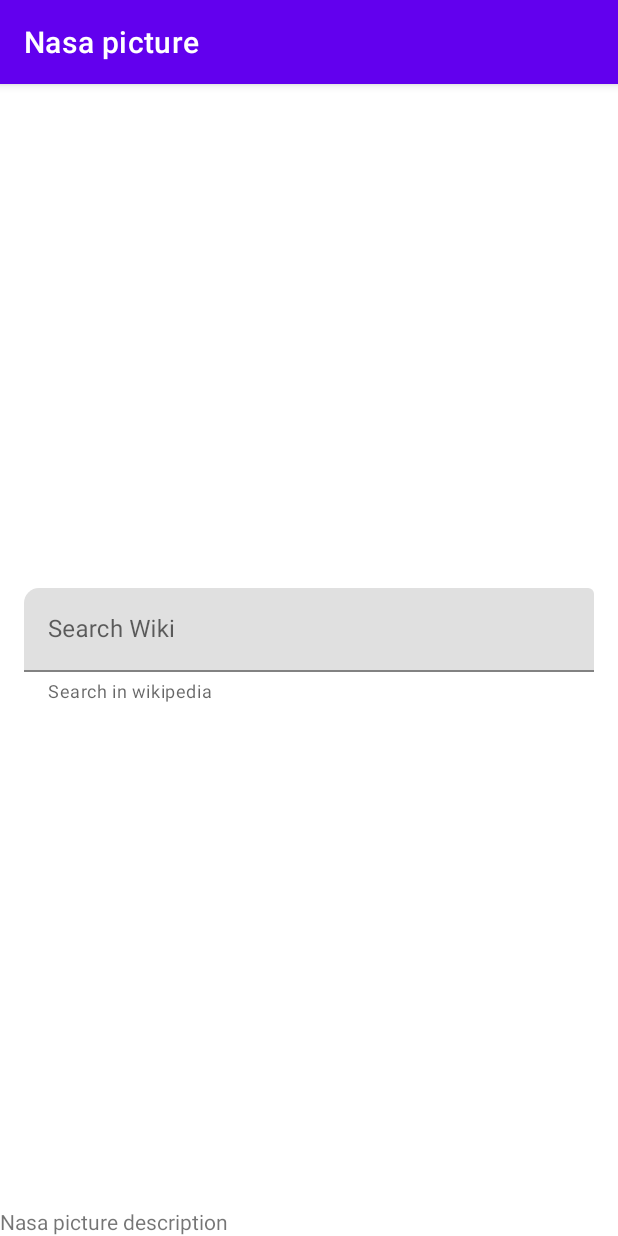
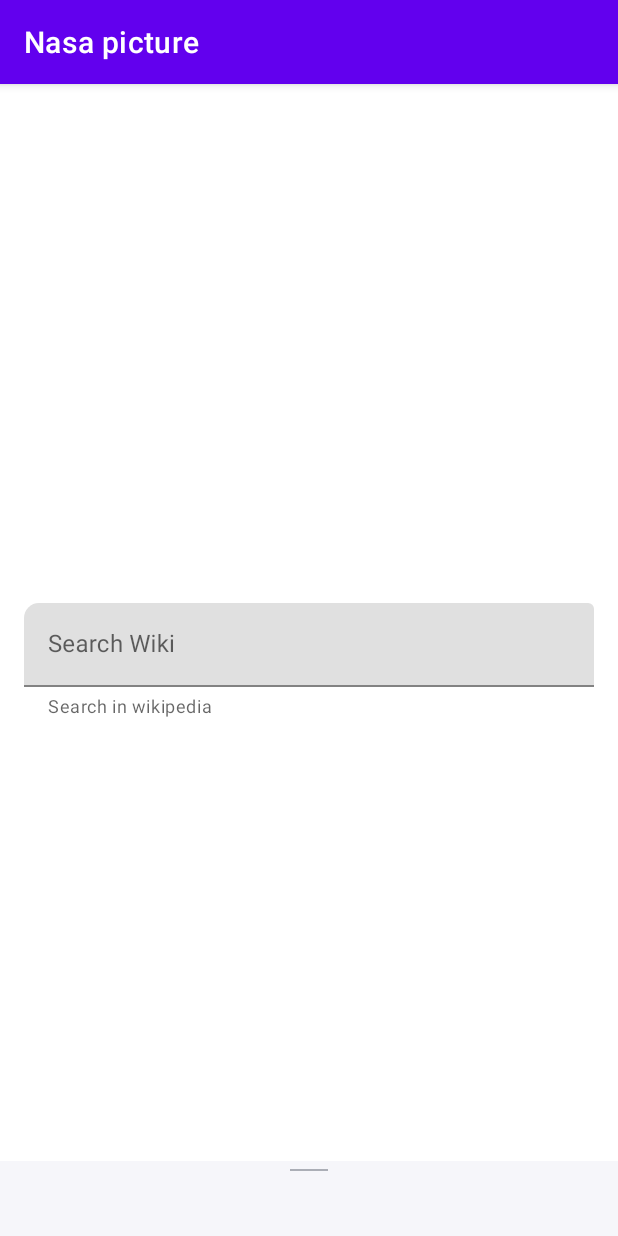
Before and after one commit to Rogoz208/Nasa-Picture, an Android app: the fragment NasaPodFragment placed in its activity, on a phone screen of 412 x 824 dp. Run offline under Robolectric (Android 15) with nearby library versions, the phone set to English and light mode, and no system bars; libraries missing offline, so code that uses them is left out: by.kirich1409.viewbindingdelegate; pictures from the network do not load; 4 statements that could not run were skipped.

Commit message:
lesson-1: pod description moved to bottom sheet

```diff
--- a/app/build.gradle
+++ b/app/build.gradle
@@ -50,6 +50,10 @@ dependencies {
     implementation 'com.github.bumptech.glide:glide:4.12.0'
     kapt 'com.github.bumptech.glide:compiler:4.12.0'
 
+    //Lifecycle and ViewModel
+    implementation 'androidx.lifecycle:lifecycle-extensions:2.2.0'
+    implementation 'androidx.lifecycle:lifecycle-viewmodel-ktx:2.4.0'
+
     // Android
     implementation 'androidx.fragment:fragment-ktx:1.4.0'
     implementation 'androidx.core:core-ktx:1.7.0'
--- a/app/src/main/java/com/rogoz208/nasapicture/domain/entities/NasaPodEntity.kt
+++ b/app/src/main/java/com/rogoz208/nasapicture/domain/entities/NasaPodEntity.kt
@@ -5,6 +5,12 @@ import com.google.gson.annotations.SerializedName
 data class NasaPodEntity(
     @SerializedName("url")
     val url: String,
+    @SerializedName("title")
+    val title: String,
     @SerializedName("explanation")
-    val explanation: String
+    val description: String,
+    @SerializedName("date")
+    val date: String,
+    @SerializedName("copyright")
+    val copyright: String
 )
--- a/app/src/main/java/com/rogoz208/nasapicture/ui/screens/picture/NasaPodFragment.kt
+++ b/app/src/main/java/com/rogoz208/nasapicture/ui/screens/picture/NasaPodFragment.kt
@@ -27,7 +27,12 @@ class NasaPodFragment : Fragment(R.layout.fragment_nasa_pod) {
     private fun initViewModel() {
         viewModel.nasaPodLiveData.observe(this) { nasaPictureEntity ->
             Glide.with(this).load(nasaPictureEntity.url).into(binding.nasaPictureImageView)
-            binding.nasaPictureDescriptionTextView.text = nasaPictureEntity.explanation
+            binding.podDescriptionBottomSheet.podHeaderTextView.text = nasaPictureEntity.title
+            binding.podDescriptionBottomSheet.podDescriptionTextView.text =
+                nasaPictureEntity.description
+            binding.podDescriptionBottomSheet.podDateTextView.text = nasaPictureEntity.date
+            binding.podDescriptionBottomSheet.podCopyrightTextView.text =
+                "Copyright: ${nasaPictureEntity.copyright}"
         }
 
         viewModel.getData()
--- a/app/src/main/java/com/rogoz208/nasapicture/ui/screens/picture/NasaPodViewModelFactory.kt
+++ b/app/src/main/java/com/rogoz208/nasapicture/ui/screens/picture/NasaPodViewModelFactory.kt
@@ -7,7 +7,7 @@ import com.rogoz208.nasapicture.domain.repos.NasaPodRepo
 class NasaPodViewModelFactory(private val nasaPodRepo: NasaPodRepo):
     ViewModelProvider.NewInstanceFactory() {
 
-    override fun <T : ViewModel?> create(modelClass: Class<T>): T {
+    override fun <T : ViewModel> create(modelClass: Class<T>): T {
         return NasaPodViewModel(nasaPodRepo) as T
     }
 }
--- /dev/null
+++ b/app/src/main/res/layout/bottom_sheet_pod_description.xml
@@ -0,0 +1,68 @@
+<?xml version="1.0" encoding="utf-8"?>
+<androidx.constraintlayout.widget.ConstraintLayout xmlns:android="http://schemas.android.com/apk/res/android"
+    xmlns:app="http://schemas.android.com/apk/res-auto"
+    xmlns:tools="http://schemas.android.com/tools"
+    android:id="@+id/pod_description_bottom_sheet"
+    android:layout_width="match_parent"
+    android:layout_height="match_parent"
+    android:background="#f6f6fa"
+    app:behavior_hideable="true"
+    app:behavior_peekHeight="50dp"
+    app:layout_behavior="com.google.android.material.bottomsheet.BottomSheetBehavior">
+
+    <View
+        android:id="@+id/bottom_sheet_line"
+        android:layout_width="25dp"
+        android:layout_height="1dp"
+        android:layout_marginTop="5dp"
+        android:background="#663b4351"
+        app:layout_constraintEnd_toEndOf="parent"
+        app:layout_constraintStart_toStartOf="parent"
+        app:layout_constraintTop_toTopOf="parent" />
+
+    <TextView
+        android:id="@+id/pod_header_text_view"
+        android:layout_width="wrap_content"
+        android:layout_height="wrap_content"
+        android:layout_marginTop="5dp"
+        android:paddingStart="10dp"
+        android:paddingEnd="10dp"
+        android:textColor="#000"
+        android:textStyle="bold"
+        app:layout_constraintEnd_toEndOf="parent"
+        app:layout_constraintStart_toStartOf="parent"
+        app:layout_constraintTop_toBottomOf="@+id/bottom_sheet_line"
+        tools:text="POD Description" />
+
+    <TextView
+        android:id="@+id/pod_description_text_view"
+        android:layout_width="wrap_content"
+        android:layout_height="wrap_content"
+        android:layout_marginTop="5dp"
+        android:paddingStart="10dp"
+        android:paddingEnd="10dp"
+        app:layout_constraintEnd_toEndOf="parent"
+        app:layout_constraintStart_toStartOf="parent"
+        app:layout_constraintTop_toBottomOf="@+id/pod_header_text_view"
+        tools:text="Lorem Ipsum is simply dummy text of the printing and typesetting industry. Lorem Ipsum has been the industry's standard dummy text ever since the 1500s, when an unknown printer took a galley of type and scrambled it to make a type specimen book. It has survived not only five centuries, but also the leap into electronic typesetting, remaining essentially unchanged. It was popularised in the 1960s with the release of Letraset sheets containing Lorem Ipsum passages, and more recently with desktop publishing software like Aldus PageMaker including versions of Lorem Ipsum." />
+
+    <TextView
+        android:id="@+id/pod_date_text_view"
+        android:layout_width="wrap_content"
+        android:layout_height="wrap_content"
+        android:layout_marginTop="15dp"
+        app:layout_constraintEnd_toEndOf="parent"
+        app:layout_constraintStart_toStartOf="parent"
+        app:layout_constraintTop_toBottomOf="@id/pod_description_text_view"
+        tools:text="2021-12-21" />
+
+    <TextView
+        android:id="@+id/pod_copyright_text_view"
+        android:layout_width="wrap_content"
+        android:layout_height="wrap_content"
+        app:layout_constraintEnd_toEndOf="parent"
+        app:layout_constraintStart_toStartOf="parent"
+        app:layout_constraintTop_toBottomOf="@id/pod_date_text_view"
+        tools:text="Copyright: Stefan Seip" />
+
+</androidx.constraintlayout.widget.ConstraintLayout>
--- a/app/src/main/res/layout/fragment_nasa_pod.xml
+++ b/app/src/main/res/layout/fragment_nasa_pod.xml
@@ -1,11 +1,14 @@
 <?xml version="1.0" encoding="utf-8"?>
-<androidx.constraintlayout.widget.ConstraintLayout xmlns:android="http://schemas.android.com/apk/res/android"
+<androidx.coordinatorlayout.widget.CoordinatorLayout xmlns:android="http://schemas.android.com/apk/res/android"
     xmlns:app="http://schemas.android.com/apk/res-auto"
     xmlns:tools="http://schemas.android.com/tools"
     android:layout_width="match_parent"
     android:layout_height="match_parent"
-    android:orientation="vertical"
     tools:context="com.rogoz208.nasapicture.ui.screens.picture.NasaPodFragment">
+
+    <androidx.constraintlayout.widget.ConstraintLayout
+        android:layout_width="match_parent"
+        android:layout_height="match_parent">
 
         <ImageView
             android:id="@+id/nasa_picture_image_view"
@@ -24,7 +27,7 @@
             android:hint="@string/search_wiki"
             app:boxCornerRadiusTopStart="10dp"
             app:helperText="@string/search_in_wilipedia"
-        app:layout_constraintBottom_toTopOf="@id/nasa_picture_description_text_view"
+            app:layout_constraintBottom_toBottomOf="parent"
             app:layout_constraintEnd_toEndOf="parent"
             app:layout_constraintStart_toStartOf="parent"
             app:layout_constraintTop_toBottomOf="@id/nasa_picture_image_view">
@@ -35,13 +38,11 @@
                 android:layout_height="wrap_content" />
         </com.google.android.material.textfield.TextInputLayout>
 
-    <TextView
-        android:id="@+id/nasa_picture_description_text_view"
-        android:layout_width="match_parent"
-        android:layout_height="wrap_content"
-        android:text="Nasa picture description"
-        app:layout_constraintBottom_toBottomOf="parent"
-        app:layout_constraintEnd_toEndOf="parent"
-        app:layout_constraintStart_toStartOf="parent" />
 
     </androidx.constraintlayout.widget.ConstraintLayout>
+
+    <include
+        android:id="@+id/pod_description_bottom_sheet"
+        layout="@layout/bottom_sheet_pod_description" />
+
+</androidx.coordinatorlayout.widget.CoordinatorLayout>
```
Lines whose indentation alone changed are shown as unchanged.
